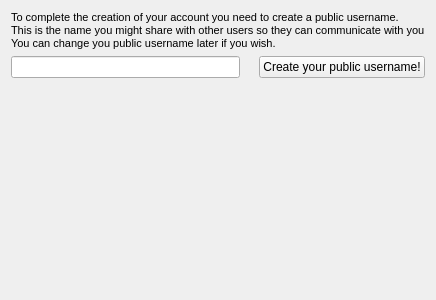
Old version of the form src/qt/ui/user_public_username_panel.ui in the repository maidsafe-archive/MaidSafe-Encrypt.
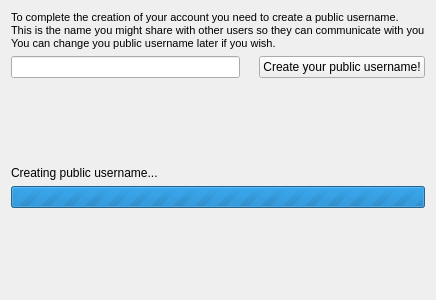
New version of the form.

The edit to the form file:
```diff
--- a/src/qt/ui/user_public_username_panel.ui
+++ b/src/qt/ui/user_public_username_panel.ui
@@ -58,6 +58,39 @@
      </item>
     </layout>
    </item>
+   <item>
+    <spacer name="verticalSpacer_2">
+     <property name="orientation">
+      <enum>Qt::Vertical</enum>
+     </property>
+     <property name="sizeHint" stdset="0">
+      <size>
+       <width>20</width>
+       <height>40</height>
+      </size>
+     </property>
+    </spacer>
+   </item>
+   <item>
+    <widget class="QLabel" name="progressLabel">
+     <property name="text">
+      <string>Creating public username...</string>
+     </property>
+    </widget>
+   </item>
+   <item>
+    <widget class="QProgressBar" name="progressBar">
+     <property name="maximum">
+      <number>0</number>
+     </property>
+     <property name="value">
+      <number>-1</number>
+     </property>
+     <property name="textVisible">
+      <bool>false</bool>
+     </property>
+    </widget>
+   </item>
    <item>
     <spacer name="verticalSpacer">
      <property name="orientation">
```
